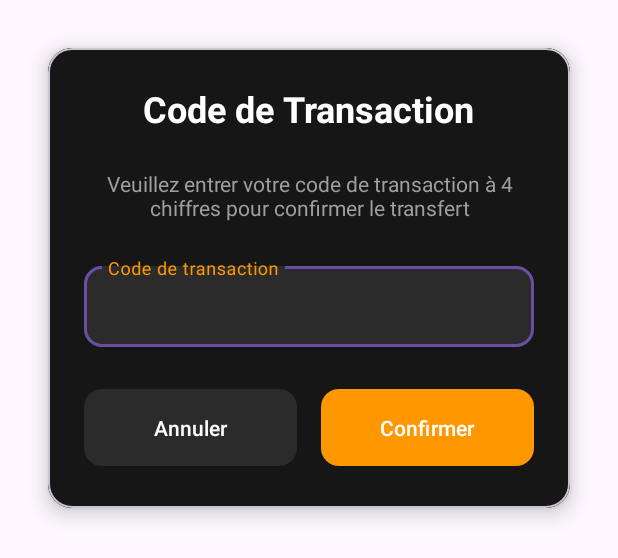
After one commit to AbdelliBrahim0/Wallet_App, an Android app: the layout popup_code_transaction.xml on its own in the app's theme, with its tools: preview values and no code run, on a phone screen of 412 x 824 dp. The commit adds this screen. Shown: the top 558 px of the screen. Run offline under Robolectric (Android 15) with nearby library versions, the phone set to English and light mode, and no system bars.

Commit message:
transaction

```diff
--- a/app/src/main/java/com/example/be9ik_wallet/MainActivity.java
+++ b/app/src/main/java/com/example/be9ik_wallet/MainActivity.java
@@ -51,7 +51,7 @@ public class MainActivity extends AppCompatActivity {
 
         btnReceiveMoney.setOnClickListener(v -> showReceiveOptionsPopup());
         btnSendMoney.setOnClickListener(v -> {
-            Intent intent = new Intent(MainActivity.this, EnvoyerArgentActivity.class);
+            Intent intent = new Intent(MainActivity.this, envoyer_argent.class);
             startActivity(intent);
         });
         btnTransactionHistory.setOnClickListener(v -> {
--- a/app/src/main/java/com/example/be9ik_wallet/SignupActivity.java
+++ b/app/src/main/java/com/example/be9ik_wallet/SignupActivity.java
@@ -164,7 +164,7 @@ public class SignupActivity extends AppCompatActivity {
                                     String phone, String gender) {
         UserClass user = new UserClass(firstName, lastName, username, email,
                 birthDate, phone, "", gender, true);
-        user.setId(userId);
+        user.setId_utilisateur(userId);
         user.setRole("user"); // Définir le rôle par défaut à "user"
 
         mDatabase.child(userId).setValue(user)
--- /dev/null
+++ b/app/src/main/res/layout/popup_code_transaction.xml
@@ -0,0 +1,89 @@
+<?xml version="1.0" encoding="utf-8"?>
+<com.google.android.material.card.MaterialCardView xmlns:android="http://schemas.android.com/apk/res/android"
+    xmlns:app="http://schemas.android.com/apk/res-auto"
+    android:layout_width="match_parent"
+    android:layout_height="wrap_content"
+    android:layout_margin="32dp"
+    app:cardCornerRadius="16dp"
+    app:cardElevation="8dp">
+
+    <LinearLayout
+        android:layout_width="match_parent"
+        android:layout_height="wrap_content"
+        android:orientation="vertical"
+        android:padding="24dp"
+        android:background="#161616">
+
+        <TextView
+            android:layout_width="wrap_content"
+            android:layout_height="wrap_content"
+            android:text="Code de Transaction"
+            android:textSize="24sp"
+            android:textStyle="bold"
+            android:textColor="@android:color/white"
+            android:layout_gravity="center"
+            android:layout_marginBottom="24dp" />
+
+        <TextView
+            android:layout_width="wrap_content"
+            android:layout_height="wrap_content"
+            android:text="Veuillez entrer votre code de transaction à 4 chiffres pour confirmer le transfert"
+            android:textColor="#9E9E9E"
+            android:textSize="14sp"
+            android:gravity="center"
+            android:layout_marginBottom="24dp" />
+
+        <com.google.android.material.textfield.TextInputLayout
+            android:layout_width="match_parent"
+            android:layout_height="wrap_content"
+            android:layout_marginBottom="24dp"
+            app:boxBackgroundColor="#2b2b2b"
+            style="@style/Widget.MaterialComponents.TextInputLayout.OutlinedBox"
+            app:shapeAppearanceOverlay="@style/RoundedTextInputLayout"
+            app:boxStrokeWidth="0dp"
+            app:hintTextColor="#FF9800"
+            android:textColorHint="#9E9E9E">
+
+            <com.google.android.material.textfield.TextInputEditText
+                android:id="@+id/editTextCodeTransaction"
+                android:layout_width="match_parent"
+                android:layout_height="wrap_content"
+                android:hint="Code de transaction"
+                android:inputType="numberPassword"
+                android:maxLength="4"
+                android:textColor="@android:color/white"
+                android:padding="16dp" />
+        </com.google.android.material.textfield.TextInputLayout>
+
+        <LinearLayout
+            android:layout_width="match_parent"
+            android:layout_height="wrap_content"
+            android:orientation="horizontal"
+            android:weightSum="2">
+
+            <com.google.android.material.button.MaterialButton
+                android:id="@+id/btnAnnuler"
+                android:layout_width="0dp"
+                android:layout_height="wrap_content"
+                android:layout_weight="1"
+                android:text="Annuler"
+                android:layout_marginEnd="8dp"
+                app:backgroundTint="#2b2b2b"
+                android:textColor="@android:color/white"
+                app:cornerRadius="12dp"
+                android:padding="16dp" />
+
+            <com.google.android.material.button.MaterialButton
+                android:id="@+id/btnConfirmer"
+                android:layout_width="0dp"
+                android:layout_height="wrap_content"
+                android:layout_weight="1"
+                android:text="Confirmer"
+                android:layout_marginStart="8dp"
+                app:backgroundTint="#FF9800"
+                android:textColor="@android:color/white"
+                app:cornerRadius="12dp"
+                android:padding="16dp" />
+        </LinearLayout>
+    </LinearLayout>
+</com.google.android.material.card.MaterialCardView>
--- a/app/src/main/res/values/styles.xml
+++ b/app/src/main/res/values/styles.xml
@@ -14,4 +14,10 @@
         <item name="android:color">#FF9800</item>
     </style>
 
+    <!-- Style pour les coins arrondis du TextInputLayout -->
+    <style name="RoundedTextInputLayout">
+        <item name="cornerFamily">rounded</item>
+        <item name="cornerSize">12dp</item>
+    </style>
+
 </resources>
```
Also changed, not shown: app/src/main/AndroidManifest.xml (+8 -7 lines), app/src/main/java/com/example/be9ik_wallet/EnvoyerArgentActivity.java (deleted, +0 -14 lines), app/src/main/java/com/example/be9ik_wallet/MerchantClass.java (+7 -7 lines), app/src/main/java/com/example/be9ik_wallet/TransactionData.java (added, +95 -0 lines), app/src/main/java/com/example/be9ik_wallet/UserClass.java (+6 -6 lines), app/src/main/java/com/example/be9ik_wallet/envoyer_argent.java (+242 -2 lines), app/src/main/res/drawable/ic_success.xml (added, +10 -0 lines), app/src/main/res/layout/popup_transfer_ticket.xml (added, +130 -0 lines).
